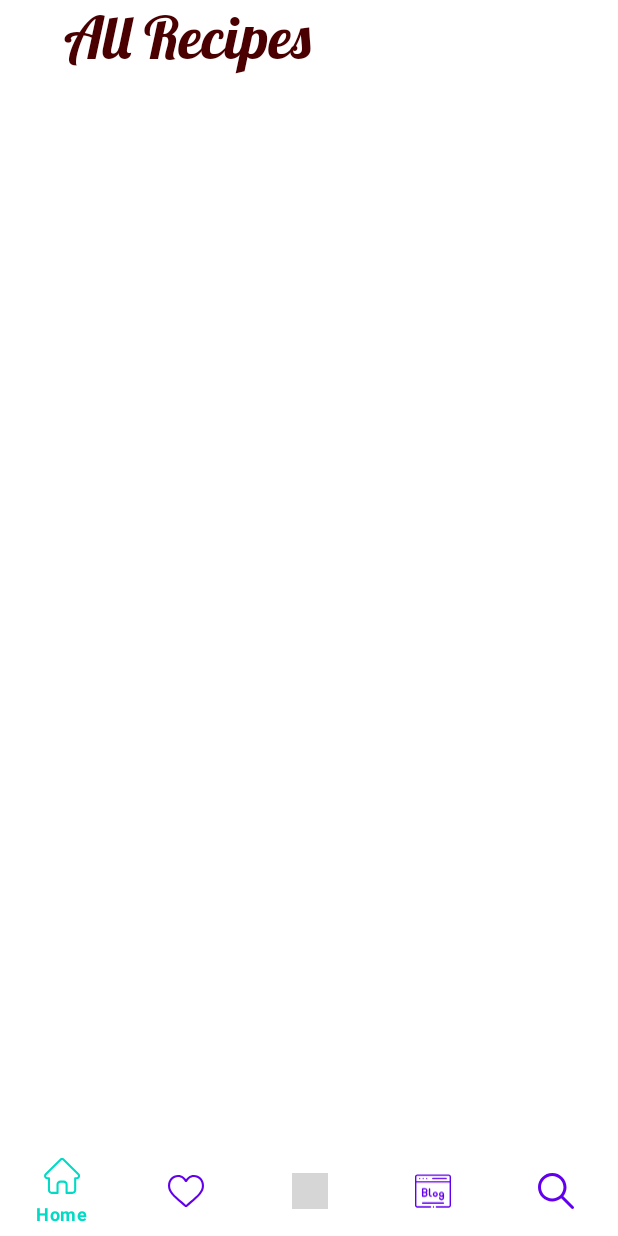
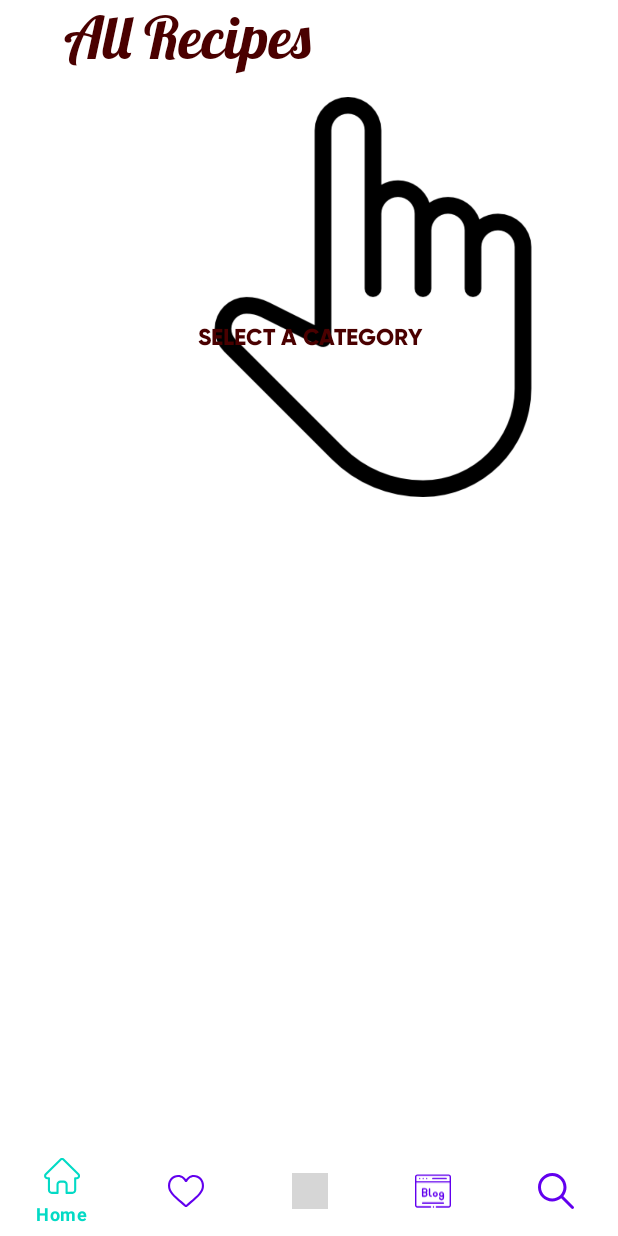
Before and after one commit to Big-Heros-Team/Ginger, an Android app: the MainActivity screen opened directly, with no data from a screen before it, on a phone screen of 412 x 824 dp. Run offline under Robolectric (Android 15) with nearby library versions, the phone set to English and light mode, and no system bars; our stand-ins replace sdp/ssp sizes; libraries missing offline, so code that uses them is left out: com.amplifyframework.api, com.amplifyframework.auth, com.amplifyframework.core; Roboto replaces fonts that are not available here; grey boxes are pictures that could not be loaded.

Commit message:
adding select icon

```diff
--- a/app/src/main/java/com/ginger/MainActivity.java
+++ b/app/src/main/java/com/ginger/MainActivity.java
@@ -167,6 +167,8 @@ public class MainActivity extends AppCompatActivity {
         adapter = new MainCategoryAdapter(categoryList.getCategoryList(), new MainCategoryAdapter.OnTaskItemClickListener() {
             @Override
             public void onItemClicked(int position) {
+                findViewById(R.id.select_icon).setVisibility(View.GONE);
+                findViewById(R.id.select_category).setVisibility(View.GONE);
                 getMealsList(categoryList.getCategoryList().get(position).getStrCategory());
             }
         }, MainActivity.this);
--- a/app/src/main/java/com/ginger/MealDetailsActivity.java
+++ b/app/src/main/java/com/ginger/MealDetailsActivity.java
@@ -161,7 +161,7 @@ youtubeButton.setVisibility(View.GONE);
                     category.setText(mealDetailsList.get(0).getStrCategory());
                     mealName.setText(mealDetailsList.get(0).getStrMeal());
                     String instructionsString=mealDetailsList.get(0).getStrInstructions();
-                    List<String> instructionsSteps= Arrays.asList(instructionsString.split("\\."));
+                    List<String> instructionsSteps= Arrays.asList(instructionsString.split("\\.\\s?"));
                     String formattedInstructions=new String();
                     SpannableStringBuilder str = new SpannableStringBuilder("Your awesome text");
 
--- a/app/src/main/java/com/ginger/Splash_screen.java
+++ b/app/src/main/java/com/ginger/Splash_screen.java
@@ -110,7 +110,6 @@ public class Splash_screen extends AppCompatActivity {
 
     public void amplifyConfig(){
         try {
-            Amplify.addPlugin(new AWSS3StoragePlugin());
 
             Amplify.addPlugin(new AWSDataStorePlugin());
             Amplify.addPlugin(new AWSApiPlugin());
--- a/app/src/main/res/layout/activity_main.xml
+++ b/app/src/main/res/layout/activity_main.xml
@@ -37,6 +37,11 @@
                 tools:itemCount="1"
                 tools:listitem="@layout/item_rv_main_category" />
 
+            <RelativeLayout
+                android:layout_width="match_parent"
+                android:layout_height="match_parent"
+                >
+
                 <androidx.recyclerview.widget.RecyclerView
                     android:id="@+id/rv_sub_category"
                     android:layout_width="match_parent"
@@ -44,6 +49,31 @@
                     android:orientation="horizontal"
                     tools:itemCount="1"
                     tools:listitem="@layout/item_rv_sub_category" />
+
+                <ImageView
+                    android:id="@+id/select_icon"
+                    android:layout_width="400px"
+                    android:layout_height="400px"
+                    android:layout_alignParentStart="true"
+                    android:layout_alignParentTop="true"
+                    android:layout_marginStart="115dp"
+                    android:layout_marginTop="6dp"
+                    android:src="@drawable/select" />
+
+                <TextView
+                    android:id="@+id/select_category"
+                    android:layout_width="match_parent"
+                    android:layout_height="wrap_content"
+                    android:layout_alignParentEnd="true"
+                    android:layout_marginTop="@dimen/_120sdp"
+                    android:layout_marginEnd="0dp"
+                    android:fontFamily="@font/gilroy_bold"
+                    android:text="SELECT A CATEGORY"
+                    android:textAlignment="center"
+                    android:textColor="#4A0000"
+                    android:textSize="@dimen/_12sdp" />
+
+            </RelativeLayout>
 
         </LinearLayout>
     </ScrollView>
```
Also changed, not shown: app/src/main/res/drawable/select.png (added). Lines whose indentation alone changed are shown as unchanged.
